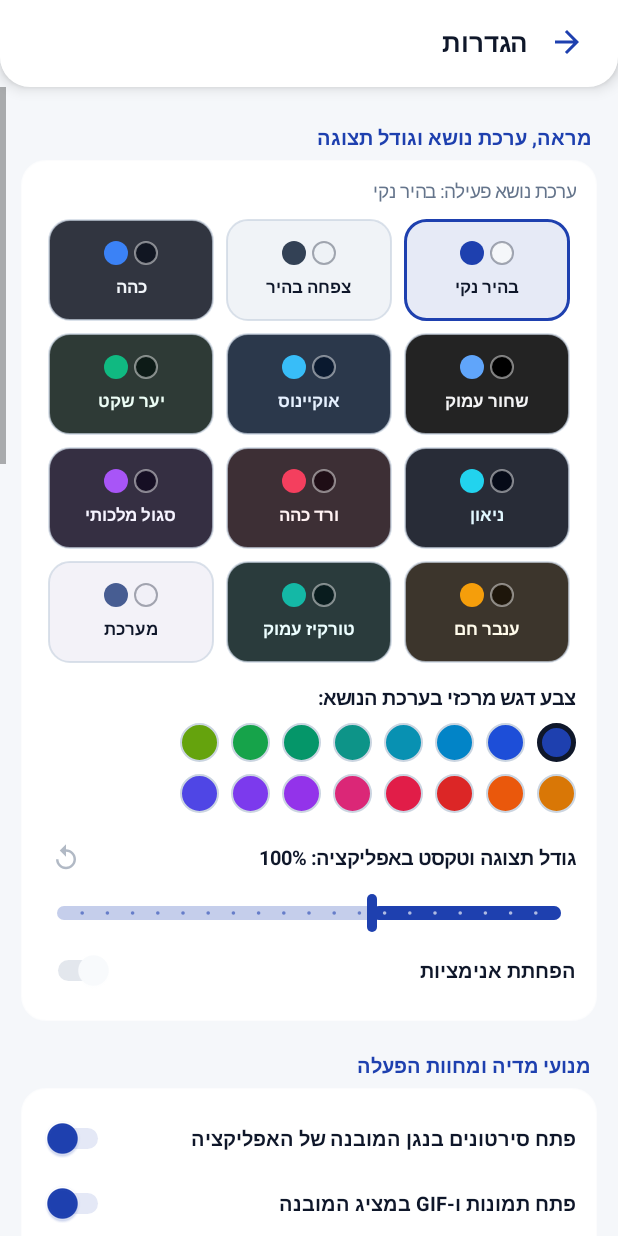
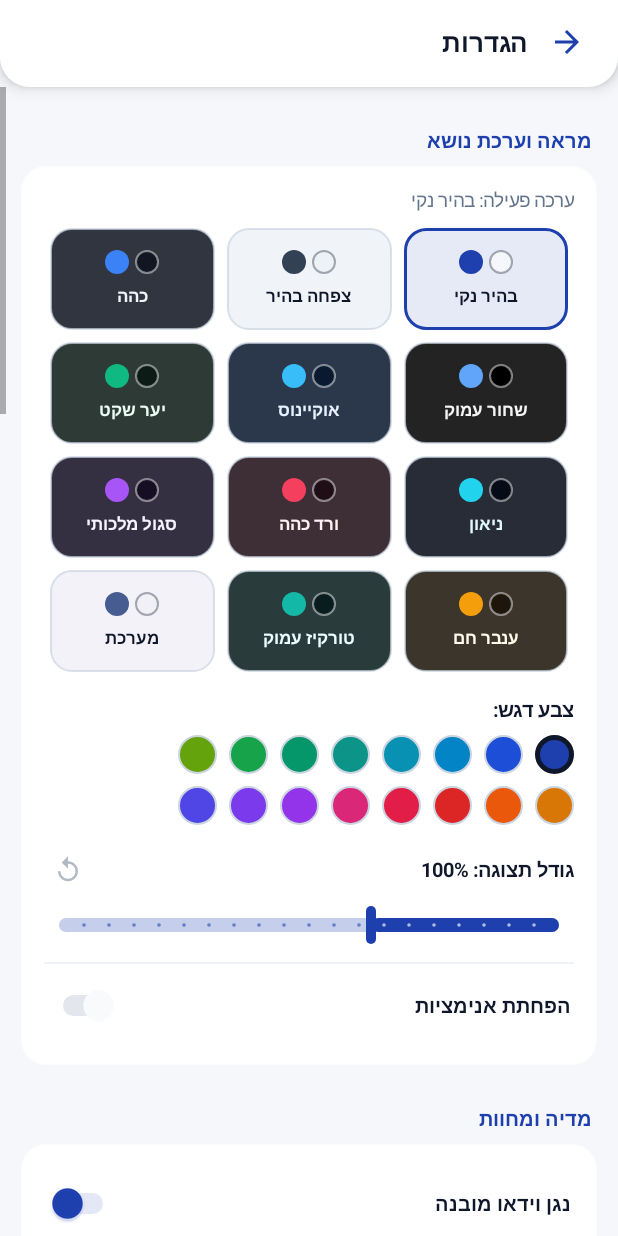
Before and after one commit to ES2323ES/File-Manager-Pro, an Android app: the SettingsActivity screen opened directly, with no data from a screen before it, on a phone screen of 412 x 824 dp. Run offline under Robolectric (Android 15) with nearby library versions, the phone set to English and light mode, and no system bars; network calls fail; 1 statement that could not run was skipped.

Commit message:
ui: polish settings spacing/wording, wallpaper cropper, and photo editor bars

```diff
--- a/app/src/main/java/com/aishhatorah/filemanagerpro/SettingsActivity.java
+++ b/app/src/main/java/com/aishhatorah/filemanagerpro/SettingsActivity.java
@@ -174,11 +174,11 @@ public class SettingsActivity extends AppCompatActivity {
         body.setPadding(dp(14), dp(10), dp(14), dp(26));
 
         // 1. ערכות נושא וצבע מרכזי + גודל תצוגה
-        addSectionTitle(body, "מראה, ערכת נושא וגודל תצוגה", accent);
+        addSectionTitle(body, "מראה וערכת נושא", accent);
         LinearLayout themeCard = createSectionCard(theme);
 
         TextView tvThemeSub = new TextView(this);
-        tvThemeSub.setText("ערכת נושא פעילה: " + ThemeHelper.getThemeNameHe(theme));
+        tvThemeSub.setText("ערכה פעילה: " + ThemeHelper.getThemeNameHe(theme));
         tvThemeSub.setTextColor(textSecondary);
         tvThemeSub.setTextSize(ThemeHelper.spScaled(this, 12.5f));
         tvThemeSub.setPadding(0, 0, 0, dp(10));
@@ -228,11 +228,11 @@ public class SettingsActivity extends AppCompatActivity {
 
         // צבע מרכזי מותאם
         TextView tvAccentLabel = new TextView(this);
-        tvAccentLabel.setText("צבע דגש מרכזי בערכת הנושא:");
+        tvAccentLabel.setText("צבע דגש:");
         tvAccentLabel.setTextColor(textPrimary);
         tvAccentLabel.setTextSize(ThemeHelper.spScaled(this, 13f));
         tvAccentLabel.setTypeface(Typeface.DEFAULT_BOLD);
-        tvAccentLabel.setPadding(0, dp(14), 0, dp(8));
+        tvAccentLabel.setPadding(0, dp(16), 0, dp(8));
         themeCard.addView(tvAccentLabel);
 
         int currentCustomAccent = PrefsManager.getCustomAccentColor(this);
@@ -293,7 +293,7 @@ public class SettingsActivity extends AppCompatActivity {
         scaleHeaderRow.setPadding(0, dp(14), 0, dp(4));
 
         TextView tvScaleLabel = new TextView(this);
-        tvScaleLabel.setText(String.format(Locale.US, "גודל תצוגה וטקסט באפליקציה: %.0f%%", currentScale * 100f));
+        tvScaleLabel.setText(String.format(Locale.US, "גודל תצוגה: %.0f%%", currentScale * 100f));
         tvScaleLabel.setTextColor(textPrimary);
         tvScaleLabel.setTextSize(ThemeHelper.spScaled(this, 13f));
         tvScaleLabel.setTypeface(Typeface.DEFAULT_BOLD);
@@ -305,7 +305,7 @@ public class SettingsActivity extends AppCompatActivity {
                 this,
                 R.drawable.ic_reset,
                 isScaleDefault ? textSecondary : accent,
-                "איפוס לגודל ברירת המחדל",
+                "איפוס לברירת המחדל",
                 32,
                 6,
                 null);
@@ -313,10 +313,10 @@ public class SettingsActivity extends AppCompatActivity {
         btnResetScale.setOnClickListener(v -> {
             PrefsManager.setUiScale(this, 1.0f);
             sbScale.setProgress(15);
-            tvScaleLabel.setText("גודל תצוגה וטקסט באפליקציה: 100%");
+            tvScaleLabel.setText("גודל תצוגה: 100%");
             btnResetScale.setColorFilter(textSecondary);
             btnResetScale.setAlpha(0.5f);
-            Toast.makeText(this, "גודל הטקסט והתצוגה אופס לברירת המחדל (100%)", Toast.LENGTH_SHORT).show();
+            Toast.makeText(this, "גודל התצוגה אופס ל-100%", Toast.LENGTH_SHORT).show();
         });
         scaleHeaderRow.addView(btnResetScale);
         themeCard.addView(scaleHeaderRow);
@@ -324,11 +324,12 @@ public class SettingsActivity extends AppCompatActivity {
         ThemeHelper.applySeekBarTint(sbScale, accent);
         sbScale.setMax(40); // 0.85 .. 1.25
         sbScale.setProgress(Math.max(0, Math.min(40, Math.round((currentScale - 0.85f) * 100f))));
+        sbScale.setPadding(sbScale.getPaddingLeft(), dp(4), sbScale.getPaddingRight(), dp(10));
         sbScale.setOnSeekBarChangeListener(new SeekBar.OnSeekBarChangeListener() {
             @Override
             public void onProgressChanged(SeekBar seekBar, int progress, boolean fromUser) {
                 float val = 0.85f + (progress / 100f);
-                tvScaleLabel.setText(String.format(Locale.US, "גודל תצוגה וטקסט באפליקציה: %.0f%%", val * 100f));
+                tvScaleLabel.setText(String.format(Locale.US, "גודל תצוגה: %.0f%%", val * 100f));
                 boolean defNow = Math.abs(val - 1.0f) < 0.015f;
                 btnResetScale.setColorFilter(defNow ? textSecondary : accent);
                 btnResetScale.setAlpha(defNow ? 0.5f : 1.0f);
@@ -355,55 +356,55 @@ public class SettingsActivity extends AppCompatActivity {
         body.addView(themeCard);
 
         // 2. מנועי צפייה, נגן מדיה ומחוות
-        addSectionTitle(body, "מנועי מדיה ומחוות הפעלה", accent);
+        addSectionTitle(body, "מדיה ומחוות", accent);
         LinearLayout mediaCard = createSectionCard(theme);
 
         addSwitchRow(mediaCard,
-                "פתח סירטונים בנגן המובנה של האפליקציה",
-                "כבה כדי לפתוח קבצי וידאו דרך נגן המערכת / אפליקציה חיצונית",
+                "נגן וידאו מובנה",
+                "",
                 PrefsManager.isUseInternalVideoPlayer(this),
                 textPrimary, textSecondary,
                 checked -> PrefsManager.setUseInternalVideoPlayer(this, checked));
 
         addSwitchRow(mediaCard,
-                "פתח תמונות ו-GIF במציג המובנה",
-                "מציג זום עמוק, תמיכה ב-GIF מונפש, קביעת טפט והגנת מסך מלא",
+                "מציג תמונות מובנה",
+                "",
                 PrefsManager.isUseInternalImageViewer(this),
                 textPrimary, textSecondary,
                 checked -> PrefsManager.setUseInternalImageViewer(this, checked));
 
         addSwitchRow(mediaCard,
-                "פתח שמע (אודיו) בנגן המובנה",
-                "נגן רקע מלא עם תור שירים, טיימר שינה ואקולייזר",
+                "נגן שמע מובנה",
+                "",
                 PrefsManager.isUseInternalAudioPlayer(this),
                 textPrimary, textSecondary,
                 checked -> PrefsManager.setUseInternalAudioPlayer(this, checked));
 
         addSwitchRow(mediaCard,
-                "מצב מחוות אוטומטי בנגן (כמו סטטוס)",
-                "לחיצה קלה מציגה/מסתירה כפתורים; לחיצה ארוכה בצד ימין מריצה ×2",
+                "מצב מחוות",
+                "",
                 PrefsManager.isAutoGestureMode(this),
                 textPrimary, textSecondary,
                 checked -> PrefsManager.setAutoGestureMode(this, checked));
         body.addView(mediaCard);
 
         // 3. מסך בית, רקע זכוכית, ניווט וגיבויי .bak
-        addSectionTitle(body, "מסך הבית, רקע וסייר קבצים", accent);
+        addSectionTitle(body, "מסך הבית ורקע", accent);
         LinearLayout homeCard = createSectionCard(theme);
 
-        homeCard.addView(createSubtleButton("סידור והסתרת קטגוריות במסך הבית", accent, dark,
+        homeCard.addView(createSubtleButton("סידור קטגוריות מסך הבית", accent, dark,
                 v -> startActivity(new Intent(this, HomeLayoutActivity.class))));
 
         homeCard.addView(createSubtleButton(
                 ThemeHelper.hasWallpaper(this)
-                        ? "החלפת תמונת רקע לדף הבית ולתיקיות"
-                        : "בחירת תמונת רקע לדף הבית ולתיקיות",
+                        ? "החלפת תמונת רקע"
+                        : "בחירת תמונת רקע",
                 accent, dark,
                 v -> launchWallpaperPicker()));
 
         if (ThemeHelper.hasWallpaper(this)) {
             int danger = dark ? Color.parseColor("#F87171") : Color.parseColor("#DC2626");
-            homeCard.addView(createSubtleButton("הסר תמונת רקע פעילה", danger, dark, v -> {
+            homeCard.addView(createSubtleButton("הסרת תמונת רקע", danger, dark, v -> {
                 String path = PrefsManager.getHomeWallpaperPath(this);
                 if (path != null && !path.isEmpty()) {
                     try {
@@ -422,10 +423,10 @@ public class SettingsActivity extends AppCompatActivity {
         LinearLayout blurHeaderRow = new LinearLayout(this);
         blurHeaderRow.setOrientation(LinearLayout.HORIZONTAL);
         blurHeaderRow.setGravity(Gravity.CENTER_VERTICAL);
-        blurHeaderRow.setPadding(0, dp(12), 0, dp(4));
+        blurHeaderRow.setPadding(0, dp(14), 0, dp(4));
 
         TextView tvBlurLabel = new TextView(this);
-        tvBlurLabel.setText("עוצמת טשטוש תמונת הרקע: " + (curBlur == 0 ? "ללא טשטוש (0%)" : Math.round((curBlur / 28f) * 100f) + "%"));
+        tvBlurLabel.setText("טשטוש רקע: " + (curBlur == 0 ? "0%" : Math.round((curBlur / 28f) * 100f) + "%"));
         tvBlurLabel.setTextColor(textPrimary);
         tvBlurLabel.setTextSize(ThemeHelper.spScaled(this, 13f));
         tvBlurLabel.setTypeface(Typeface.DEFAULT_BOLD);
@@ -437,7 +438,7 @@ public class SettingsActivity extends AppCompatActivity {
                 this,
                 R.drawable.ic_reset,
                 isBlurDefault ? textSecondary : accent,
-                "איפוס טשטוש לברירת המחדל",
+                "איפוס טשטוש",
                 32,
                 6,
                 null);
@@ -447,10 +448,10 @@ public class SettingsActivity extends AppCompatActivity {
             ThemeHelper.invalidateWallpaperCache();
             ThemeHelper.applyWallpaperBackdrop(this, root, theme);
             sbBlur.setProgress(PrefsManager.DEFAULT_WALLPAPER_BLUR);
-            tvBlurLabel.setText("עוצמת טשטוש תמונת הרקע: " + Math.round((PrefsManager.DEFAULT_WALLPAPER_BLUR / 28f) * 100f) + "%");
+            tvBlurLabel.setText("טשטוש רקע: " + Math.round((PrefsManager.DEFAULT_WALLPAPER_BLUR / 28f) * 100f) + "%");
             btnResetBlur.setColorFilter(textSecondary);
             btnResetBlur.setAlpha(0.5f);
-            Toast.makeText(this, "עוצמת הטשטוש אופסה לברירת המחדל", Toast.LENGTH_SHORT).show();
+            Toast.makeText(this, "הטשטוש אופס לברירת המחדל", Toast.LENGTH_SHORT).show();
         });
         blurHeaderRow.addView(btnResetBlur);
         homeCard.addView(blurHeaderRow);
@@ -458,10 +459,11 @@ public class SettingsActivity extends AppCompatActivity {
         ThemeHelper.applySeekBarTint(sbBlur, accent);
         sbBlur.setMax(28);
         sbBlur.setProgress(curBlur);
+        sbBlur.setPadding(sbBlur.getPaddingLeft(), dp(4), sbBlur.getPaddingRight(), dp(10));
         sbBlur.setOnSeekBarChangeListener(new SeekBar.OnSeekBarChangeListener() {
             @Override
             public void onProgressChanged(SeekBar seekBar, int progress, boolean fromUser) {
-                tvBlurLabel.setText("עוצמת טשטוש תמונת הרקע: " + (progress == 0 ? "ללא טשטוש (0%)" : Math.round((progress / 28f) * 100f) + "%"));
+                tvBlurLabel.setText("טשטוש רקע: " + (progress == 0 ? "0%" : Math.round((progress / 28f) * 100f) + "%"));
                 boolean defNow = (progress == PrefsManager.DEFAULT_WALLPAPER_BLUR);
                 btnResetBlur.setColorFilter(defNow ? textSecondary : accent);
                 btnResetBlur.setAlpha(defNow ? 0.5f : 1.0f);
@@ -477,34 +479,35 @@ public class SettingsActivity extends AppCompatActivity {
         homeCard.addView(sbBlur);
 
         addSwitchRow(homeCard,
-                "הצגת שמות קטגוריות במסך הבית",
-                "כבה כדי להציג אייקונים גדולים בלבד ללא כיתוב מתחתם",
+                "שמות קטגוריות במסך הבית",
+                "",
                 PrefsManager.isShowHomeCategoryLabels(this),
                 textPrimary, textSecondary,
                 checked -> PrefsManager.setShowHomeCategoryLabels(this, checked));
 
         addSwitchRow(homeCard,
-                "גישה מהירה לתיקייה האחרונה במסך הבית",
-                "הצג כרטיס חזרה מהירה למיקום האחרון בו ביקרת בסייר",
+                "קיצור לתיקייה האחרונה",
+                "",
                 PrefsManager.isQuickAccessEnabled(this),
                 textPrimary, textSecondary,
                 checked -> PrefsManager.setQuickAccessEnabled(this, checked));
 
         addSwitchRow(homeCard,
-                "יצירת קובץ גיבוי .bak לפני שמירה בעורך",
-                "שומר עותק של הקובץ המקורי עם סיומת .bak לפני כל שמירת עריכה",
+                "גיבוי .bak אוטומטי",
+                "",
                 PrefsManager.isCreateBackupOnSave(this),
                 textPrimary, textSecondary,
                 checked -> PrefsManager.setCreateBackupOnSave(this, checked));
         body.addView(homeCard);
 
         // 4. תצוגה בתיקיות ומיון
-        addSectionTitle(body, "תצוגת תיקיות, קטגוריות ומיון", accent);
+        addSectionTitle(body, "תצוגה ומיון", accent);
         LinearLayout displayCard = createSectionCard(theme);
 
         boolean isGrid = PrefsManager.isGridLayout(this);
         LinearLayout viewModeRow = new LinearLayout(this);
         viewModeRow.setOrientation(LinearLayout.HORIZONTAL);
+        viewModeRow.setPadding(0, 0, 0, dp(8));
         viewModeRow.addView(createOptionButton("תצוגת רשימה", !isGrid, accent, dark, () -> {
             PrefsManager.setGeneralGridLayoutAndSyncNonMedia(this, false);
             renderSettingsUi();
@@ -516,32 +519,32 @@ public class SettingsActivity extends AppCompatActivity {
         displayCard.addView(viewModeRow);
 
         addSwitchRow(displayCard,
-                "הצגת קבצים מוסתרים",
-                "הצג קבצים ותיקיות שמתחילים בנקודה (.)",
+                "קבצים מוסתרים",
+                "",
                 PrefsManager.isShowHidden(this),
                 textPrimary, textSecondary,
                 checked -> PrefsManager.setShowHidden(this, checked));
 
         addSwitchRow(displayCard,
-                "תצוגה מקדימה לקבצי מדיה ו-APK",
-                "טען עטיפות אלבום, פריימים מוידאו וסמלי חבילות APK",
+                "תצוגה מקדימה לקבצים",
+                "",
                 PrefsManager.isShowThumbnails(this),
                 textPrimary, textSecondary,
                 checked -> PrefsManager.setShowThumbnails(this, checked));
 
         addSwitchRow(displayCard,
-                "חישוב נפח תיקיות משנה",
-                "הצג משקל מצטבר לתיקיות (עלול להאט בתיקיות ענקיות)",
+                "חישוב גודל תיקיות",
+                "",
                 PrefsManager.isShowFolderSizes(this),
                 textPrimary, textSecondary,
                 checked -> PrefsManager.setShowFolderSizes(this, checked));
 
-        displayCard.addView(createSubtleButton("שינוי מיון ברירת מחדל (" + friendlySortSummary() + ")", accent, dark,
+        displayCard.addView(createSubtleButton("מיון ברירת מחדל (" + friendlySortSummary() + ")", accent, dark,
                 v -> showSortModeDialog(v)));
         body.addView(displayCard);
 
         // 5. אפליקציות ברירת מחדל (רשימה מוטמעת + X לכל פריט)
-        addSectionTitle(body, "אפליקציות ברירת מחדל לסוגי קבצים", accent);
+        addSectionTitle(body, "אפליקציות ברירת מחדל", accent);
         LinearLayout defaultsCard = createSectionCard(theme);
         Map<String, String> savedDefaults = PrefsManager.getAllDefaultOpenActions(this);
         if (savedDefaults.isEmpty()) {
@@ -554,12 +557,15 @@ public class SettingsActivity extends AppCompatActivity {
             List<String> sortedExts = new ArrayList<>(savedDefaults.keySet());
             java.util.Collections.sort(sortedExts);
             for (int idx = 0; idx < sortedExts.size(); idx++) {
+                if (idx > 0) {
+                    addRowDivider(defaultsCard, divider);
+                }
                 final String ext = sortedExts.get(idx);
                 final String actName = friendlyActionName(savedDefaults.get(ext));
                 LinearLayout defRow = new LinearLayout(this);
                 defRow.setOrientation(LinearLayout.HORIZONTAL);
                 defRow.setGravity(Gravity.CENTER_VERTICAL);
-                defRow.setPadding(0, dp(6), 0, dp(6));
+                defRow.setPadding(0, dp(10), 0, dp(10));
 
                 TextView tvItem = new TextView(this);
                 tvItem.setText("\u2066" + ext + "\u2069  •  " + actName);
@@ -578,7 +584,7 @@ public class SettingsActivity extends AppCompatActivity {
                 defaultsCard.addView(defRow);
             }
             if (sortedExts.size() > 1) {
-                defaultsCard.addView(createSubtleButton("איפוס כל ברירות המחדל", accent, dark, v -> {
+                defaultsCard.addView(createSubtleButton("איפוס ברירות מחדל", accent, dark, v -> {
                     PrefsManager.clearAllDefaultOpenActions(this);
                     Toast.makeText(this, "כל ברירות המחדל אופסו", Toast.LENGTH_SHORT).show();
                     renderSettingsUi();
@@ -588,18 +594,18 @@ public class SettingsActivity extends AppCompatActivity {
         body.addView(defaultsCard);
 
         // 6. אחסון, ניתוח וסל מיחזור
-        addSectionTitle(body, "ניתוח נפחים, התרעת 96% וסל מיחזור", accent);
+        addSectionTitle(body, "אחסון וסל מיחזור", accent);
         LinearLayout analyzerCard = createSectionCard(theme);
 
-        analyzerCard.addView(createSubtleButton("ניתוח — איתור הקבצים הכבדים ביותר", accent, dark,
+        analyzerCard.addView(createSubtleButton("ניתוח אחסון", accent, dark,
                 v -> {
                     startActivity(new Intent(this, StorageAnalyzerActivity.class));
                     ThemeHelper.overrideOpenTransition(this);
                 }));
 
         addSwitchRow(analyzerCard,
-                "התרעה אוטומטית ב-96% תפוסה",
-                "מתריע כאשר הזיכרון הפנימי או הכרטיס מתקרבים למילוי מלא",
+                "התרעת 96% תפוסה",
+                "",
                 PrefsManager.isAlert96Enabled(this),
                 textPrimary, textSecondary,
                 checked -> {
@@ -608,15 +614,15 @@ public class SettingsActivity extends AppCompatActivity {
                 });
 
         addSwitchRow(analyzerCard,
-                "העברה לסל המיחזור בעת מחיקה",
-                "שמור קבצים שנמחקו לצורך שחזור עתידי",
+                "העברה לסל המיחזור",
+                "",
                 PrefsManager.isUseRecycleBin(this),
                 textPrimary, textSecondary,
                 checked -> PrefsManager.setUseRecycleBin(this, checked));
 
         addSwitchRow(analyzerCard,
-                "בקשת אישור לפני מחיקה",
-                "אישור בטיחותי לפני העברה לסל או מחיקה",
+                "אישור לפני מחיקה",
+                "",
                 PrefsManager.isConfirmDelete(this),
                 textPrimary, textSecondary,
                 checked -> PrefsManager.setConfirmDelete(this, checked));
@@ -625,12 +631,12 @@ public class SettingsActivity extends AppCompatActivity {
         String trashSize = StorageUtils.formatSize(RecycleBinManager.getTrashTotalBytes(this));
         int dangerColor = dark ? Color.parseColor("#F87171") : Color.parseColor("#DC2626");
         analyzerCard.addView(createSubtleButton(
-                "ריקון סל המיחזור (" + trashCount + " פריטים • " + trashSize + ")",
+                "ריקון סל המיחזור (" + trashCount + " • " + trashSize + ")",
                 dangerColor, dark,
                 v -> confirmEmptyRecycleBinTwoStep()));
 
         analyzerCard.addView(createSubtleButton(
-                "ניקוי מטמון קבצים זמניים",
+                "ניקוי מטמון זמני",
                 textPrimary, dark,
                 v -> clearTemporaryCaches()));
         body.addView(analyzerCard);
@@ -642,10 +648,10 @@ public class SettingsActivity extends AppCompatActivity {
                 == android.content.pm.PackageManager.PERMISSION_GRANTED;
 
         if (!allFilesGranted || !notifGranted) {
-            addSectionTitle(body, "הרשאות גישה נדרשות", Color.parseColor("#D97706"));
+            addSectionTitle(body, "הרשאות גישה", Color.parseColor("#D97706"));
             LinearLayout permsCard = createSectionCard(theme);
             if (!allFilesGranted) {
-                permsCard.addView(createSubtleButton("אשר הרשאת גישה לכל הקבצים והאחסון", accent, dark, v -> {
+                permsCard.addView(createSubtleButton("אישור גישה לכל הקבצים", accent, dark, v -> {
                     if (Build.VERSION.SDK_INT >= Build.VERSION_CODES.R) {
                         startActivity(new Intent(Settings.ACTION_MANAGE_APP_ALL_FILES_ACCESS_PERMISSION,
                                 Uri.parse("package:" + getPackageName())));
@@ -655,7 +661,7 @@ public class SettingsActivity extends AppCompatActivity {
                 }));
             }
             if (!notifGranted && Build.VERSION.SDK_INT >= Build.VERSION_CODES.TIRAMISU) {
-                permsCard.addView(createSubtleButton("אשר הרשאת התראות (נגן ופעולות רקע)", accent, dark, v ->
+                permsCard.addView(createSubtleButton("אישור התראות", accent, dark, v ->
                         androidx.core.app.ActivityCompat.requestPermissions(
                                 this,
                                 new String[]{android.Manifest.permission.POST_NOTIFICATIONS},
@@ -666,12 +672,12 @@ public class SettingsActivity extends AppCompatActivity {
         }
 
         // 8. עידכונים, יומן שגיאות ואיפוס
-        addSectionTitle(body, "עידכונים, יומן אבחון ואיפוס", accent);
+        addSectionTitle(body, "עדכונים ואבחון", accent);
         LinearLayout updateCard = createSectionCard(theme);
 
         addSwitchRow(updateCard,
-                "בדיקת עדכונים אוטומטית בהפעלה",
-                "כולל תמיכה מאובטחת בתעודות רשת מסוננת (נטפרי) עבור GitHub בלבד",
+                "בדיקת עדכונים אוטומטית",
+                "",
                 PrefsManager.isAutoCheckUpdates(this),
                 textPrimary, textSecondary,
                 checked -> PrefsManager.setAutoCheckUpdates(this, checked));
@@ -682,12 +688,12 @@ public class SettingsActivity extends AppCompatActivity {
                 v -> UpdateChecker.checkForUpdates(this, true)));
 
         updateCard.addView(createSubtleButton(
-                "יומן שגיאות ואבחון תקלות",
+                "יומן אבחון ותקלות",
                 textPrimary, dark,
                 v -> startActivity(new Intent(this, DiagnosticsActivity.class))));
 
         updateCard.addView(createSubtleButton(
-                "איפוס כל ההגדרות לברירת מחדל",
+                "איפוס הגדרות",
                 dangerColor, dark,
                 v -> confirmResetSettingsTwoStep()));
 
@@ -826,18 +832,18 @@ public class SettingsActivity extends AppCompatActivity {
         tv.setTextColor(color);
         tv.setTextSize(ThemeHelper.spScaled(this, 13.5f));
         tv.setTypeface(Typeface.DEFAULT_BOLD);
-        tv.setPadding(dp(4), dp(14), dp(4), dp(6));
+        tv.setPadding(dp(4), dp(16), dp(4), dp(8));
         parent.addView(tv);
     }
 
     private LinearLayout createSectionCard(int theme) {
         LinearLayout card = new LinearLayout(this);
         card.setOrientation(LinearLayout.VERTICAL);
-        card.setPadding(dp(14), dp(12), dp(14), dp(12));
+        card.setPadding(dp(15), dp(14), dp(15), dp(14));
         card.setBackground(ThemeHelper.createGlassCardBackground(this, theme, 16f, true, false));
         LinearLayout.LayoutParams lp = new LinearLayout.LayoutParams(
                 ViewGroup.LayoutParams.MATCH_PARENT, ViewGroup.LayoutParams.WRAP_CONTENT);
-        lp.bottomMargin = dp(6);
+        lp.bottomMargin = dp(10);
         card.setLayoutParams(lp);
         return card;
     }
@@ -946,23 +952,39 @@ public class SettingsActivity extends AppCompatActivity {
         void onChanged(boolean checked);
     }
 
+    private void addRowDivider(LinearLayout parent, int dividerColor) {
+        View line = new View(this);
+        line.setBackgroundColor(ColorUtils.setAlphaComponent(dividerColor, 85));
+        LinearLayout.LayoutParams lp = new LinearLayout.LayoutParams(
+                ViewGroup.LayoutParams.MATCH_PARENT, Math.max(1, dp(1)));
+        lp.topMargin = dp(2);
+        lp.bottomMargin = dp(2);
+        parent.addView(line, lp);
+    }
+
     private void addSwitchRow(LinearLayout parent, String title, String subtitle, boolean initial,
                               int textPrimary, int textSecondary, SwitchCallback cb) {
+        int theme = PrefsManager.getThemeMode(this);
+        if (parent.getChildCount() > 0) {
+            addRowDivider(parent, ThemeHelper.getDividerColor(this, theme));
+        }
         LinearLayout row = new LinearLayout(this);
         row.setOrientation(LinearLayout.HORIZONTAL);
         row.setGravity(Gravity.CENTER_VERTICAL);
-        row.setPadding(0, dp(8), 0, dp(8));
+        row.setPadding(dp(2), dp(12), dp(2), dp(12));
 
         TextView tvT = new TextView(this);
         tvT.setText(title);
         tvT.setTextColor(textPrimary);
         tvT.setTextSize(ThemeHelper.spScaled(this, 13.5f));
         tvT.setTypeface(Typeface.DEFAULT_BOLD);
-        row.addView(tvT, new LinearLayout.LayoutParams(0, ViewGroup.LayoutParams.WRAP_CONTENT, 1f));
+        LinearLayout.LayoutParams tLp = new LinearLayout.LayoutParams(0, ViewGroup.LayoutParams.WRAP_CONTENT, 1f);
+        tLp.setMarginEnd(dp(10));
+        row.addView(tvT, tLp);
 
         Switch sw = new Switch(this);
         sw.setChecked(initial);
-        ThemeHelper.applySwitchTint(this, sw, PrefsManager.getThemeMode(this));
+        ThemeHelper.applySwitchTint(this, sw, theme);
         sw.setOnCheckedChangeListener((buttonView, isChecked) -> cb.onChanged(isChecked));
         row.addView(sw);
 
@@ -985,11 +1007,11 @@ public class SettingsActivity extends AppCompatActivity {
         b.setElevation(0f);
         b.setMinHeight(0);
         b.setMinimumHeight(0);
-        b.setPadding(dp(12), dp(10), dp(12), dp(10));
+        b.setPadding(dp(14), dp(11), dp(14), dp(11));
 
         LinearLayout.LayoutParams lp = new LinearLayout.LayoutParams(
                 ViewGroup.LayoutParams.MATCH_PARENT, ViewGroup.LayoutParams.WRAP_CONTENT);
-        lp.topMargin = dp(8);
+        lp.topMargin = dp(10);
         b.setLayoutParams(lp);
         b.setOnClickListener(listener);
         return b;
```
Also changed, not shown: app/src/main/java/com/aishhatorah/filemanagerpro/ProImageEditorActivity.java (+23 -17 lines), app/src/main/java/com/aishhatorah/filemanagerpro/WallpaperCropActivity.java (+98 -32 lines).
